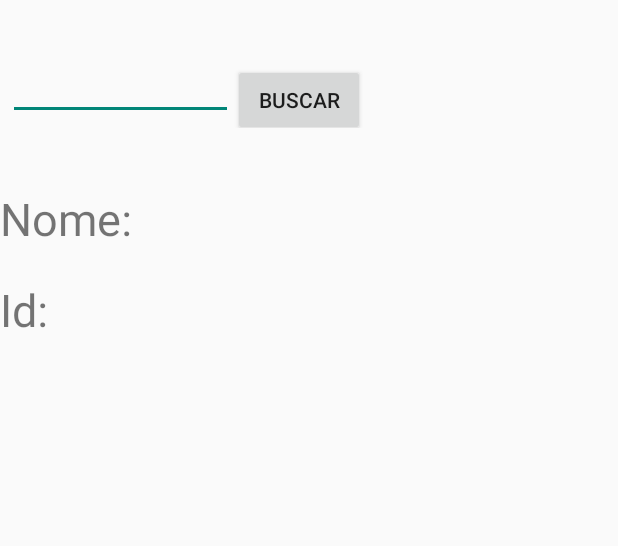
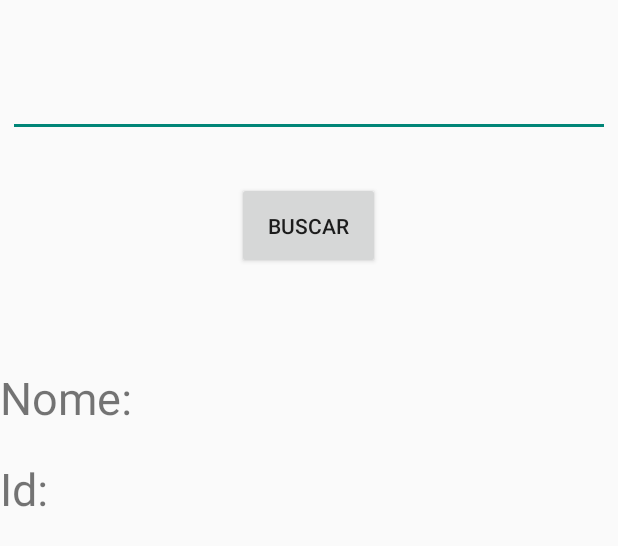
Before and after one commit to Pteroto/Pokedex, an Android app: the layout activity_main.xml on its own in the app's theme, with its tools: preview values and no code run, on a phone screen of 412 x 824 dp. Shown: the top 546 px of the screen. Run offline under Robolectric (Android 15) with nearby library versions, the phone set to English and light mode, and no system bars.

Commit message:
Fiz alguns ajustes no layout e mexi em alguns partes do metodo para evitar crashes

```diff
--- a/app/src/main/res/layout/activity_main.xml
+++ b/app/src/main/res/layout/activity_main.xml
@@ -21,21 +21,27 @@
 
             <EditText
                 android:id="@+id/EditTextChave"
-                android:layout_width="150dp"
-                android:layout_height="50dp"
+                android:layout_width="match_parent"
+                android:layout_height="match_parent"
                 android:textSize="30dp" />
 
-            <Button
-                android:id="@+id/bttBuscar"
-                android:layout_width="wrap_content"
-                android:layout_height="wrap_content"
-                android:text="Buscar" />
+        </LinearLayout>
 
 
+        <Button
+            android:id="@+id/bttBuscar"
+            android:layout_width="95dp"
+            android:layout_height="58dp"
+
+            android:text="Buscar" />
+
+        <LinearLayout
+            android:layout_width="wrap_content"
+            android:layout_height="match_parent">
             <ImageView
                 android:id="@+id/ImageViewBack"
-                android:layout_width="50dp"
-                android:layout_height="50dp"
+                android:layout_width="55dp"
+                android:layout_height="55dp"
                 android:layout_marginStart="5dp"
                 />
 
@@ -45,10 +51,6 @@
                 android:layout_height="55dp"
                 android:layout_marginStart="5dp"
                 />
-
-
-
-
 
         </LinearLayout>
 
@@ -64,13 +66,14 @@
                 android:layout_width="wrap_content"
                 android:layout_height="wrap_content"
                 android:text="Nome: "
-                android:textSize="30dp" />
+                android:textAlignment="center"
+                android:textSize="30sp" />
 
             <TextView
                 android:id="@+id/TextViewNomePokemon"
                 android:layout_width="wrap_content"
                 android:layout_height="wrap_content"
-                android:textSize="30dp" />
+                android:textSize="30sp" />
 
         </LinearLayout>
 
```
Also changed, not shown: app/src/main/java/com/doubleg/pokedex/MainActivity.kt (+17 -19 lines).
